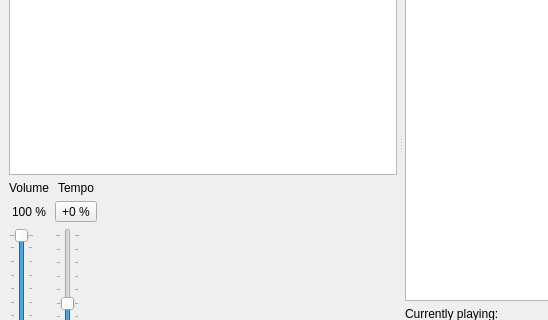
First picture: the form in src/UI/ClassroomWindow.ui, repository madmaxoft/SkauTan, before the edit; both pictures show x 0 to 548 and y 130 to 450 of the 802 by 545 pixel window.
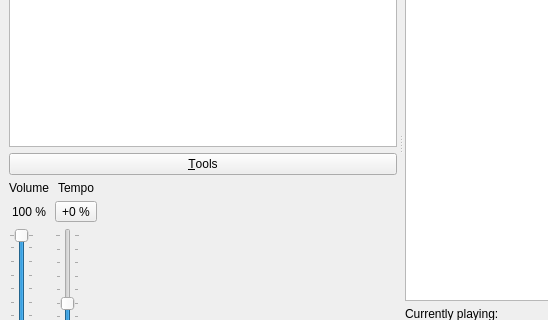
Second picture: the form after the edit. Icons and pictures are not drawn. Custom widgets are drawn as their Qt base class.

Commit message: ClassroomWindow: Added the Tools button with menu

```diff
--- a/src/UI/ClassroomWindow.ui
+++ b/src/UI/ClassroomWindow.ui
@@ -51,6 +51,16 @@
           </property>
          </widget>
         </item>
+        <item>
+         <widget class="QPushButton" name="btnTools">
+          <property name="contextMenuPolicy">
+           <enum>Qt::CustomContextMenu</enum>
+          </property>
+          <property name="text">
+           <string>&amp;Tools</string>
+          </property>
+         </widget>
+        </item>
         <item>
          <layout class="QHBoxLayout" name="horizontalLayout_2">
           <item>
```
Left out of the diff: 56 changed lines with no effect on the pictures. The commit also changes 3 other files.
